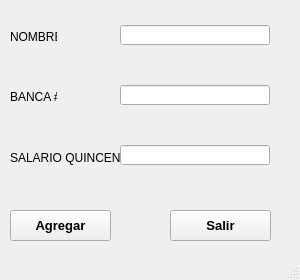
Qt form MiniNomina/FrmDesign/Empleados.ui (CodeDrTech/DevelopPython) before a commit.
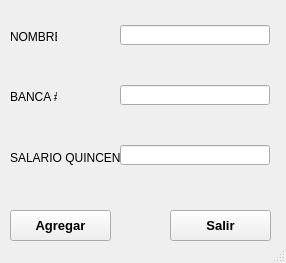
The same form after that commit.

The edit to the form file:
```diff
--- a/MiniNomina/FrmDesign/Empleados.ui
+++ b/MiniNomina/FrmDesign/Empleados.ui
@@ -9,8 +9,8 @@
    <rect>
     <x>0</x>
     <y>0</y>
-    <width>300</width>
-    <height>280</height>
+    <width>286</width>
+    <height>263</height>
    </rect>
   </property>
   <property name="windowTitle">
```
